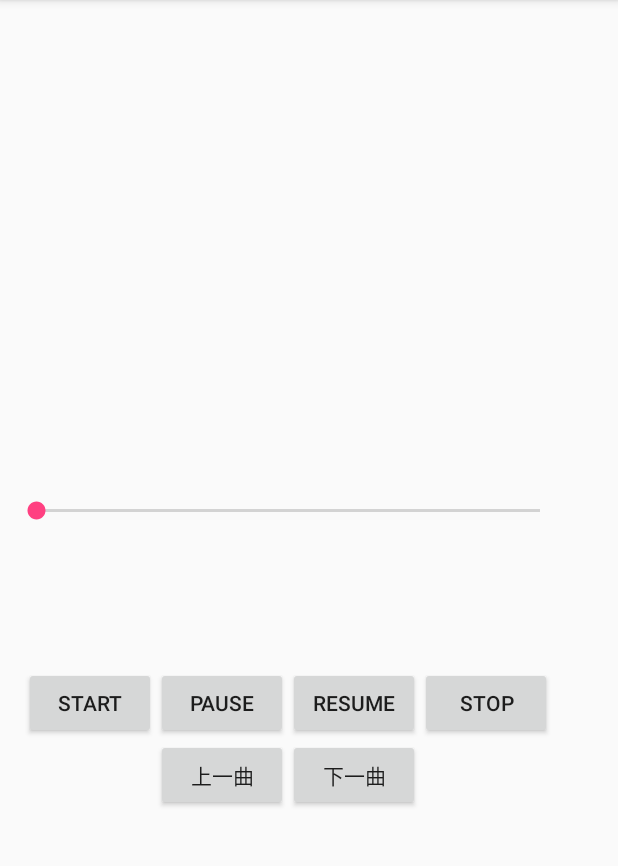
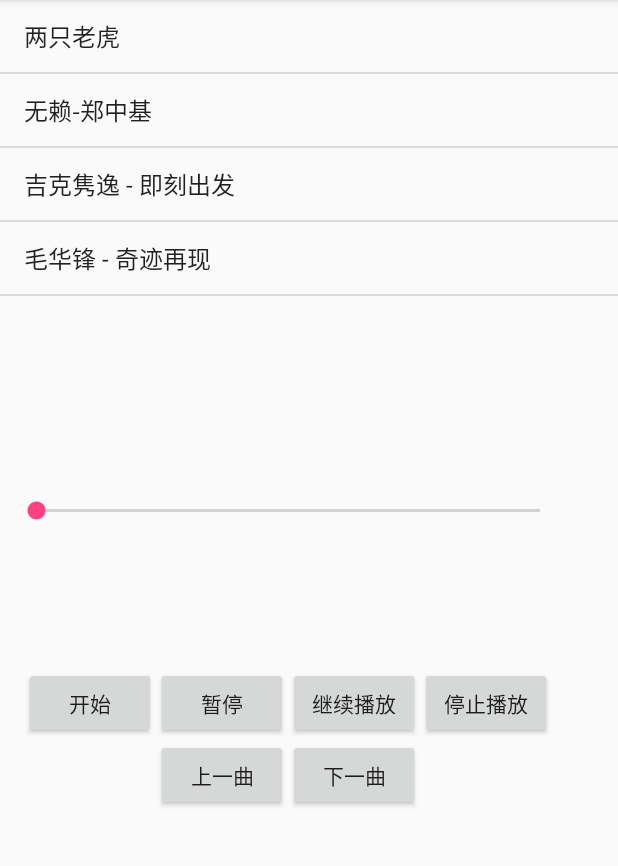
Before and after one commit to FrLinXu/Android_Test, an Android app: the screen it shows after launch (MainActivity), on a phone screen of 412 x 824 dp, the part 84-950 px from its top. Run offline under Robolectric (Android 15) with nearby library versions, the phone set to English and light mode, and no system bars.

Commit message:
加了一个切歌，没有完成切歌播放。列表也有待完善

```diff
--- a/music2/src/main/java/com/example/music2/MainActivity.java
+++ b/music2/src/main/java/com/example/music2/MainActivity.java
@@ -28,12 +28,16 @@ public class MainActivity extends AppCompatActivity {
     private SeekBar mSeekbarAudio;
     private boolean mUserIsSeeking;
     private TextView time ;
+    private int nowp = 0;
+    private int songs ;
     private String[] MusicName = {
-            "两只老虎", "无赖"
+            "两只老虎", "无赖-郑中基","吉克隽逸 - 即刻出发","毛华锋 - 奇迹再现"
     };
     private int[] Musicpath = {
            R.raw.tiger,
-            R.raw.wulai
+            R.raw.wulai,
+            R.raw.jikechufa,
+            R.raw.qijizaixian
     };
     private View.OnClickListener onClickListener = new View.OnClickListener() {
         @Override
@@ -82,7 +86,8 @@ public class MainActivity extends AppCompatActivity {
                     mediaPlayer.stop();
                     mediaPlayer = MediaPlayer.create(MainActivity.this , R.raw .tiger) ;
                     mediaPlayer = new MediaPlayer();
-                    Uri uri = Uri.parse("android.resource://" + getPackageName() + "/" +R.raw.tiger);
+                    nowp =nowp -1 >-1 ? nowp-1 : songs-nowp-1;
+                    Uri uri = Uri.parse("android.resource://" + getPackageName() + "/" +Musicpath[ nowp % songs ]);
                    try
                    {
                        mediaPlayer.setDataSource(MainActivity.this,uri);
@@ -95,6 +100,25 @@ public class MainActivity extends AppCompatActivity {
                 }
                     break;
                 case  R.id.btn_next:
+                    if( mediaPlayer != null)
+                    {
+                        if (mediaPlayer.isPlaying())
+                            mediaPlayer.stop();
+                        mediaPlayer = MediaPlayer.create(MainActivity.this , R.raw .tiger) ;
+                        mediaPlayer = new MediaPlayer();
+                        nowp =nowp +1 <songs ? nowp+1 : nowp+1-songs;
+                        Uri uri = Uri.parse("android.resource://" + getPackageName() + "/" +Musicpath[ nowp % songs ]);
+                        try
+                        {
+                            mediaPlayer.setDataSource(MainActivity.this,uri);
+
+                            mediaPlayer.prepareAsync();
+                        }
+                        catch (IOException e )
+                        {e.printStackTrace();}
+                        mediaPlayer.start();
+                    }
+
                     break;
             }
 
@@ -114,6 +138,8 @@ public class MainActivity extends AppCompatActivity {
         super.onCreate(savedInstanceState);
         setContentView(R.layout.activity_main);
         currentmusic=0;
+        nowp=1;
+        songs=MusicName.length;
         if (mediaPlayer == null) {
             mediaPlayer = MediaPlayer.create(this, R.raw.tiger);
 
@@ -148,6 +174,9 @@ public class MainActivity extends AppCompatActivity {
         Handler handler= new Handler() ;
         updateProcess update = new updateProcess(time,mediaPlayer,mSeekbarAudio);
         update.start();
+        ListView listView = (ListView) findViewById(R.id.musiclist) ;
+        ArrayAdapter adapter = new ArrayAdapter<String>(this, android.R.layout.simple_list_item_activated_1,MusicName);
+        listView.setAdapter(adapter);
       /*  MusicAdater adapter = new MusicAdater(MainActivity.this,MusicName);
         ListView listView = (ListView) findViewById(R.id.musiclist) ;
         listView.setAdapter(adapter);
--- a/music2/src/main/res/layout/activity_main.xml
+++ b/music2/src/main/res/layout/activity_main.xml
@@ -50,25 +50,25 @@
                 android:id="@+id/btn_start"
                 android:layout_width="wrap_content"
                 android:layout_height="wrap_content"
-                android:text="start" />
+                android:text="开始" />
 
             <Button
                 android:id="@+id/btn_pause"
                 android:layout_width="wrap_content"
                 android:layout_height="wrap_content"
-                android:text="pause" />
+                android:text="暂停" />
 
             <Button
                 android:id="@+id/btn_resume"
                 android:layout_width="wrap_content"
                 android:layout_height="wrap_content"
-                android:text="resume" />
+                android:text="继续播放" />
 
             <Button
                 android:id="@+id/btn_stop"
                 android:layout_width="wrap_content"
                 android:layout_height="wrap_content"
-                android:text="stop" />
+                android:text="停止播放" />
 
         </LinearLayout>
         <LinearLayout
```
Also changed, not shown: 2 other files.
